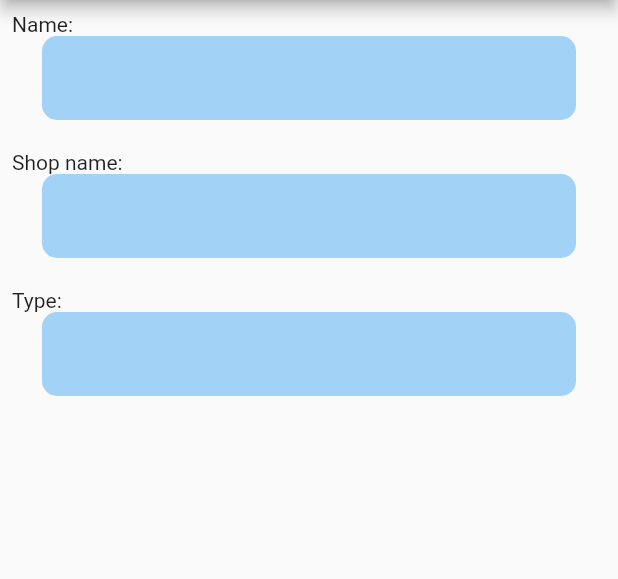
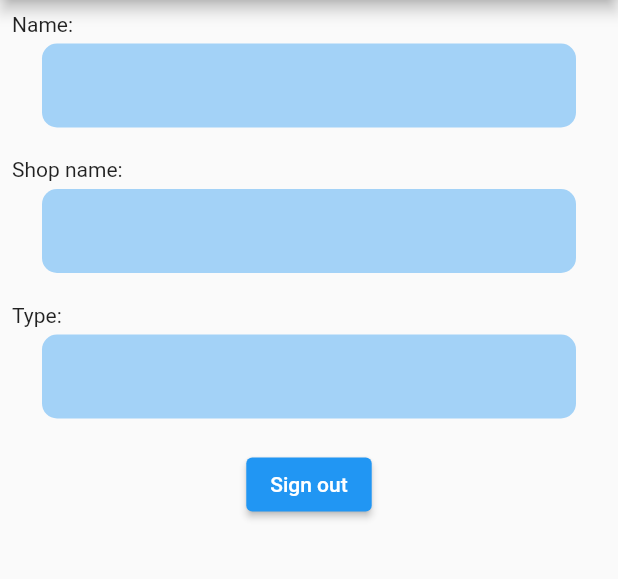
Before and after one commit to Aziz-iyad/gsg_aziz, a Flutter app: the NavigatorPage screen opened directly with empty values, on a phone screen of 412 x 824 dp, the part 84-663 px from its top. Run offline on Flutter 3.47's test engine with Material 2 defaults, Android fonts, the phone set to English and light mode, and no system bars; our stand-ins replace string_validator.

Commit message:
first commit

```diff
--- a/lib/assigment2/navigator/navigator.dart
+++ b/lib/assigment2/navigator/navigator.dart
@@ -23,12 +23,15 @@ class NavigatorPage extends StatelessWidget {
       ),
       body: Padding(
         padding: const EdgeInsets.all(8.0),
-        child: isCustomer
+        child: Column(
+          children: [
+            isCustomer
                 ? Column(
                     crossAxisAlignment: CrossAxisAlignment.stretch,
                     mainAxisAlignment: MainAxisAlignment.start,
                     children: [
                       Text('Email:'),
+                      SizedBox(height: 5),
                       Container(
                         decoration: BoxDecoration(
                           color: Colors.blue.withOpacity(0.4),
@@ -36,12 +39,14 @@ class NavigatorPage extends StatelessWidget {
                         ),
                         child: Text(email),
                         margin: EdgeInsets.symmetric(horizontal: 20),
-                    padding: EdgeInsets.symmetric(horizontal: 20, vertical: 20),
+                        padding:
+                            EdgeInsets.symmetric(horizontal: 20, vertical: 20),
                       ),
                       SizedBox(
                         height: 20,
                       ),
                       Text('Password:'),
+                      SizedBox(height: 5),
                       Container(
                         decoration: BoxDecoration(
                           color: Colors.blue.withOpacity(0.4),
@@ -49,7 +54,8 @@ class NavigatorPage extends StatelessWidget {
                         ),
                         child: Text(password),
                         margin: EdgeInsets.symmetric(horizontal: 20),
-                    padding: EdgeInsets.symmetric(horizontal: 20, vertical: 20),
+                        padding:
+                            EdgeInsets.symmetric(horizontal: 20, vertical: 20),
                       ),
                     ],
                   )
@@ -58,6 +64,7 @@ class NavigatorPage extends StatelessWidget {
                     mainAxisAlignment: MainAxisAlignment.start,
                     children: [
                       Text('Name:'),
+                      SizedBox(height: 5),
                       Container(
                         decoration: BoxDecoration(
                           color: Colors.blue.withOpacity(0.4),
@@ -65,12 +72,14 @@ class NavigatorPage extends StatelessWidget {
                         ),
                         child: Text(name),
                         margin: EdgeInsets.symmetric(horizontal: 20),
-                    padding: EdgeInsets.symmetric(horizontal: 20, vertical: 20),
+                        padding:
+                            EdgeInsets.symmetric(horizontal: 20, vertical: 20),
                       ),
                       SizedBox(
                         height: 20,
                       ),
                       Text('Shop name:'),
+                      SizedBox(height: 5),
                       Container(
                         decoration: BoxDecoration(
                           color: Colors.blue.withOpacity(0.4),
@@ -78,12 +87,14 @@ class NavigatorPage extends StatelessWidget {
                         ),
                         child: Text(shopName),
                         margin: EdgeInsets.symmetric(horizontal: 20),
-                    padding: EdgeInsets.symmetric(horizontal: 20, vertical: 20),
+                        padding:
+                            EdgeInsets.symmetric(horizontal: 20, vertical: 20),
                       ),
                       SizedBox(
                         height: 20,
                       ),
                       Text('Type:'),
+                      SizedBox(height: 5),
                       Container(
                         decoration: BoxDecoration(
                           color: Colors.blue.withOpacity(0.4),
@@ -91,8 +102,17 @@ class NavigatorPage extends StatelessWidget {
                         ),
                         child: Text(dropDownValue),
                         margin: EdgeInsets.symmetric(horizontal: 20),
-                    padding: EdgeInsets.symmetric(horizontal: 20, vertical: 20),
+                        padding:
+                            EdgeInsets.symmetric(horizontal: 20, vertical: 20),
                       ),
+                    ],
+                  ),
+            SizedBox(height: 20),
+            ElevatedButton(
+                onPressed: () {
+                  Navigator.of(context).pop('hello massage from navigator');
+                },
+                child: Text('Sign out')),
           ],
         ),
       ),
```
Also changed, not shown: lib/assigment2/Router.dart (added, +19 -0 lines), lib/assigment2/form_ui/Form_ui2.dart (+16 -3 lines), lib/assigment2/navigator/error.dart (added, +14 -0 lines), lib/main.dart (+30 -1 lines), 1 other file. Lines whose indentation alone changed are shown as unchanged.
